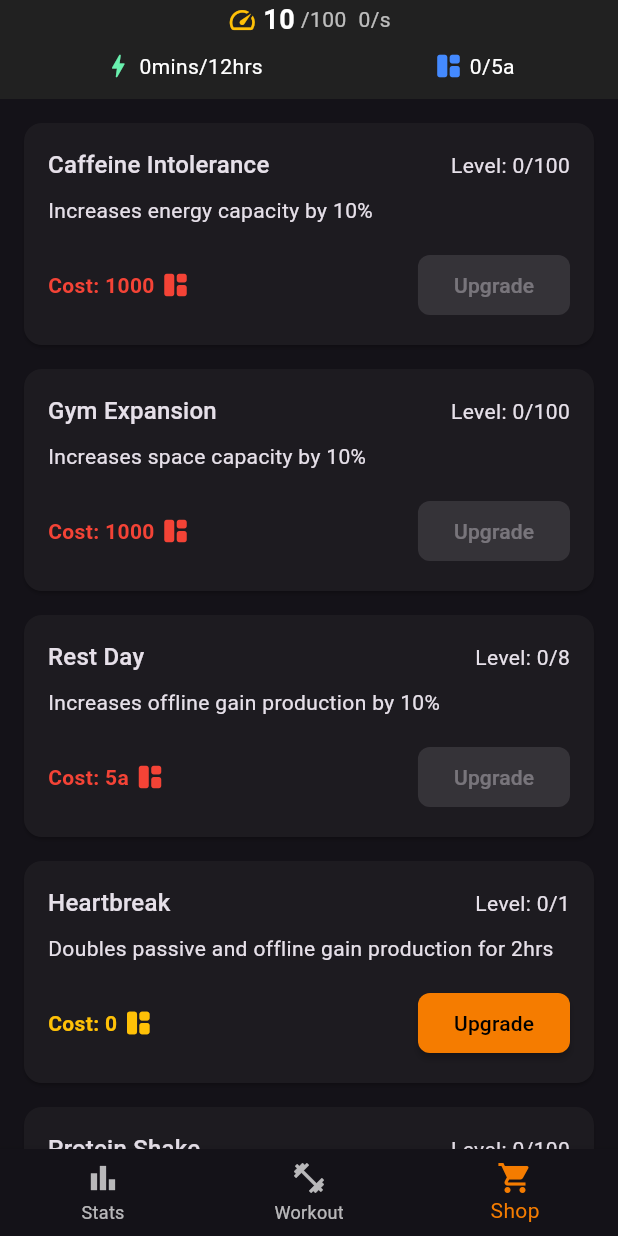
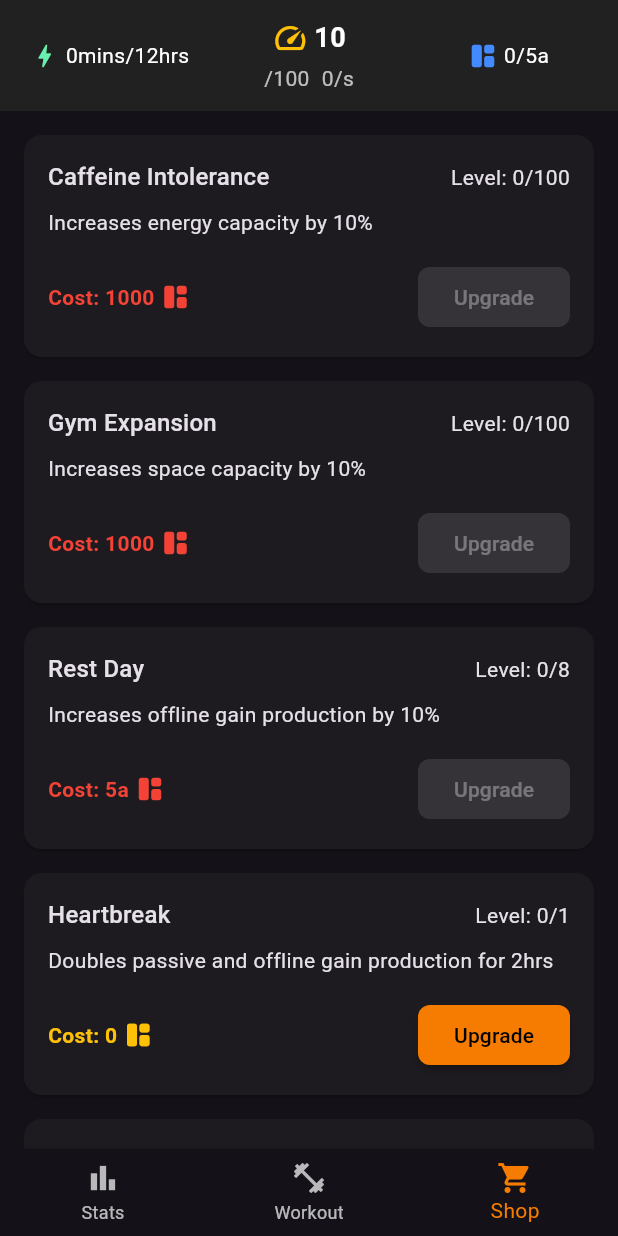
Before and after one commit to enzosv/idlefit-flutter, a Flutter app: the screen it shows after launch, item 3 of the bottom bar chosen, on a phone screen of 412 x 824 dp. Run offline on Flutter 3.47's test engine with Material 3 defaults, Android fonts, the phone set to English and light mode, and no system bars; our stand-ins replace objectbox, shared_preferences; missing offline and left inert: flame, health; generated files the repository leaves out were written again.

Commit message:
center coins in currency bar

```diff
--- a/lib/widgets/common_widgets.dart
+++ b/lib/widgets/common_widgets.dart
@@ -29,16 +29,23 @@ class CoinsInfo extends StatelessWidget {
         totalCoinsPerSecond *= coinMultiplier;
 
         return Row(
+          mainAxisAlignment: MainAxisAlignment.center,
           mainAxisSize: MainAxisSize.min,
           children: [
-            Text(
+            Flexible(
+              child: Text(
                 '/${toLettersNotation(gameState.coins.max)}',
                 style: const TextStyle(color: Colors.white70, fontSize: 14),
+                overflow: TextOverflow.ellipsis,
+              ),
             ),
             const SizedBox(width: 8),
-            Text(
+            Flexible(
+              child: Text(
                 '${toLettersNotation(totalCoinsPerSecond)}/s',
                 style: const TextStyle(color: Colors.white70, fontSize: 14),
+                overflow: TextOverflow.ellipsis,
+              ),
             ),
           ],
         );
@@ -52,69 +59,74 @@ class CoinsDisplay extends StatelessWidget {
 
   @override
   Widget build(BuildContext context) {
-    return Row(
+    return Column(
+      mainAxisSize: MainAxisSize.min,
+      children: [
+        Row(
           mainAxisAlignment: MainAxisAlignment.center,
           children: [
-        Icon(Constants.coinIcon, color: Colors.amber, size: 20),
+            Icon(Constants.coinIcon, color: Colors.amber, size: 24),
             const SizedBox(width: 4),
             CurrentCoins(key: CurrentCoins.globalKey),
-        const SizedBox(width: 4),
+          ],
+        ),
+        const SizedBox(height: 4),
         const CoinsInfo(),
       ],
     );
   }
 }
 
-class OtherCurrencies extends StatelessWidget {
-  const OtherCurrencies({super.key});
+class EnergyCurrency extends StatelessWidget {
+  const EnergyCurrency({super.key});
 
   @override
   Widget build(BuildContext context) {
     return Consumer<GameState>(
       builder: (context, gameState, child) {
         return Row(
-          mainAxisAlignment: MainAxisAlignment.spaceAround,
+          mainAxisAlignment: MainAxisAlignment.center,
+          mainAxisSize: MainAxisSize.min,
           children: [
-            // _buildCurrencyItem(
-            //   context,
-            //   icon: Icons.diamond,
-            //   value:
-            //       '${toLettersNotation(gameState.gems.count)}/${toLettersNotation(gameState.gems.max)}',
-            //   color: Colors.purpleAccent,
-            // ),
-            _buildCurrencyItem(
-              context,
-              icon: Constants.energyIcon,
-              value:
+            Icon(Constants.energyIcon, color: Colors.greenAccent, size: 20),
+            const SizedBox(width: 4),
+            Flexible(
+              child: Text(
                 '${durationNotation(gameState.energy.count)}/${durationNotation(gameState.energy.max)}',
-              color: Colors.greenAccent,
+                style: const TextStyle(color: Colors.white, fontSize: 14),
+                overflow: TextOverflow.ellipsis,
               ),
-            _buildCurrencyItem(
-              context,
-              icon: Constants.spaceIcon,
-              value:
-                  '${toLettersNotation(gameState.space.count)}/${toLettersNotation(gameState.space.max)}',
-              color: Colors.blueAccent,
             ),
           ],
         );
       },
     );
   }
+}
 
-  Widget _buildCurrencyItem(
-    BuildContext context, {
-    required IconData icon,
-    required String value,
-    required Color color,
-  }) {
+class SpaceCurrency extends StatelessWidget {
+  const SpaceCurrency({super.key});
+
+  @override
+  Widget build(BuildContext context) {
+    return Consumer<GameState>(
+      builder: (context, gameState, child) {
         return Row(
+          mainAxisAlignment: MainAxisAlignment.center,
           mainAxisSize: MainAxisSize.min,
           children: [
-        Icon(icon, color: color, size: 20),
+            Icon(Constants.spaceIcon, color: Colors.blueAccent, size: 20),
             const SizedBox(width: 4),
-        Text(value, style: const TextStyle(color: Colors.white, fontSize: 14)),
+            Flexible(
+              child: Text(
+                '${toLettersNotation(gameState.space.count)}/${toLettersNotation(gameState.space.max)}',
+                style: const TextStyle(color: Colors.white, fontSize: 14),
+                overflow: TextOverflow.ellipsis,
+              ),
+            ),
           ],
+        );
+      },
     );
   }
 }
@@ -127,14 +139,15 @@ class CurrencyBar extends StatelessWidget {
   Widget build(BuildContext context) {
     return Container(
       key: currencyBarKey,
-      padding: const EdgeInsets.only(left: 12, right: 12, bottom: 12),
+      padding: const EdgeInsets.symmetric(horizontal: 16, vertical: 12),
       decoration: BoxDecoration(color: Constants.barColor),
-      child: Column(
-        mainAxisSize: MainAxisSize.min,
+      child: Row(
+        mainAxisAlignment: MainAxisAlignment.spaceEvenly,
+        crossAxisAlignment: CrossAxisAlignment.center,
         children: [
-          const CoinsDisplay(),
-          const SizedBox(height: 8),
-          const OtherCurrencies(),
+          const Expanded(flex: 3, child: EnergyCurrency()),
+          const Expanded(flex: 4, child: CoinsDisplay()),
+          const Expanded(flex: 3, child: SpaceCurrency()),
         ],
       ),
     );
```
Lines whose indentation alone changed are shown as unchanged.
